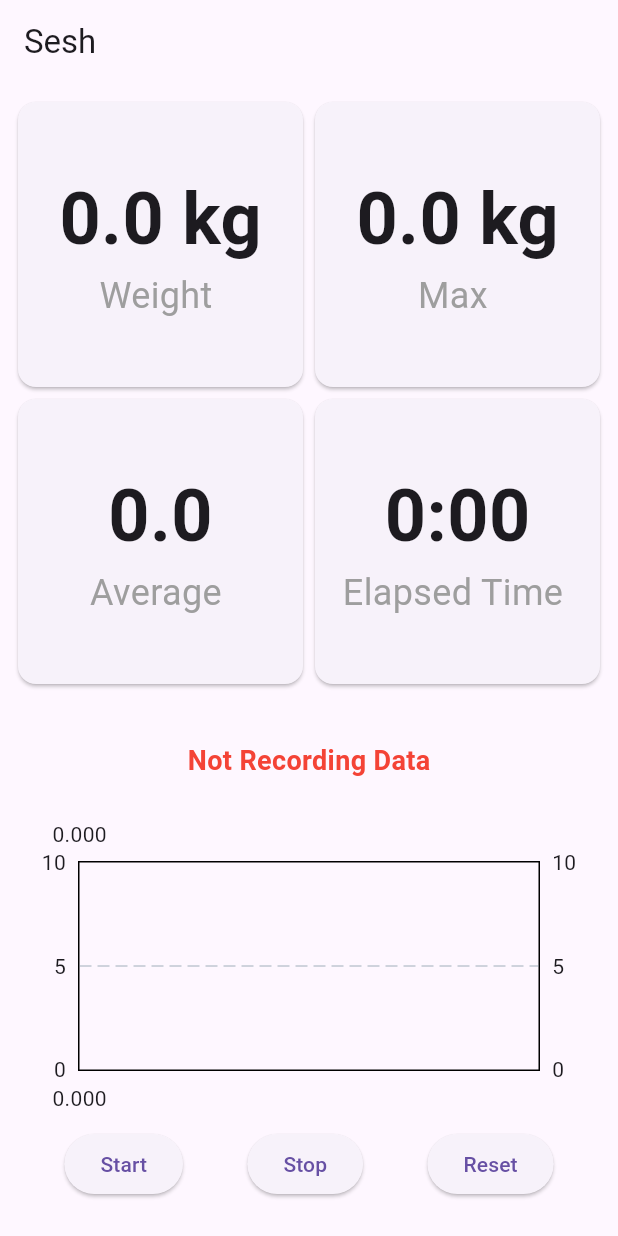
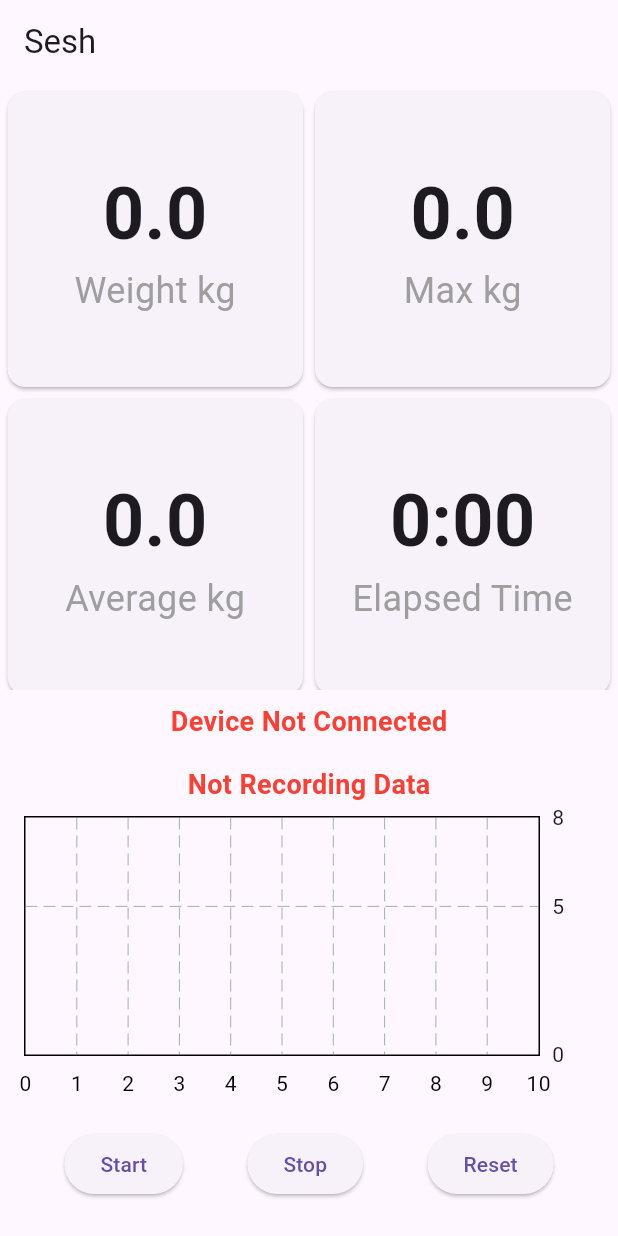
Before and after one commit to billykeyss/sesh-trainer, a Flutter app: the screen it shows after launch, on a phone screen of 412 x 824 dp. Run offline on Flutter 3.47's test engine with Material 3 defaults, Android fonts, the phone set to English and light mode, and no system bars; drawn by our look-alikes of fl_chart; our stand-ins replace flutter_blue, permission_handler.

Commit message:
Add time curve. Fix bug for release app

```diff
--- a/lib/screens/home_screen.dart
+++ b/lib/screens/home_screen.dart
@@ -24,9 +24,11 @@ class _ScaleHomePageState extends State<ScaleHomePage> {
     Info.Pounds: 0.0
   }; // Map to store max weights
   double averageWeight = 0.0;
+  double totalLoad = 0.0; // Variable to store the Area Under the Curve (AUC)
   List<FlSpot> graphData = [];
   List<double> weightRecords = [];
   bool recordData = false;
+  int lastDataReceivedTime = 0;
   int lastUpdateTime = 0;
   String weightUnit = Info.Kilogram;
   Stopwatch stopwatch = Stopwatch(); // Stopwatch to track elapsed time
@@ -37,7 +39,7 @@ class _ScaleHomePageState extends State<ScaleHomePage> {
   void initState() {
     super.initState();
     requestPermissions();
-    scanForDevices();
+    Future.delayed(const Duration(seconds: 2), scanForDevices);
   }
 
   Future<void> requestPermissions() async {
@@ -49,6 +51,7 @@ class _ScaleHomePageState extends State<ScaleHomePage> {
     startScan((ResJson res) {
       if (res.code == 1) {
         setState(() {
+          lastDataReceivedTime = DateTime.now().millisecondsSinceEpoch;
           weight = max(res.data.weight / -100.0, 0.0);
           weightUnit = res.data.getUnitString();
           if (recordData) {
@@ -72,13 +75,27 @@ class _ScaleHomePageState extends State<ScaleHomePage> {
     setState(() {
       if (recordData) {
         int currentTime = DateTime.now().millisecondsSinceEpoch;
+
         if (currentTime - lastUpdateTime > 250) {
-          graphData.add(FlSpot(graphData.length.toDouble(), newWeight));
+          double elapsedTimeInSeconds = stopwatch.elapsedMilliseconds / 1000.0;
+          graphData.add(FlSpot(elapsedTimeInSeconds, newWeight));
           lastUpdateTime = currentTime;
         }
+
+        if (graphData.isNotEmpty) {
+          int timeDelta = currentTime - lastUpdateTime;
+
+          // Calculate the area under the curve (AUC) using the trapezoidal rule
+          double previousWeight = graphData.last.y;
+          double area =
+              ((previousWeight + newWeight) * 9.81 / 2) * (timeDelta / 1000.0);
+          totalLoad += area;
+        }
+
         if (newWeight > 0) {
           weightRecords.add(newWeight);
         }
+
         averageWeight = weightRecords.isNotEmpty
             ? double.parse(
                 (weightRecords.reduce((a, b) => a + b) / weightRecords.length)
@@ -94,6 +111,7 @@ class _ScaleHomePageState extends State<ScaleHomePage> {
       graphData.clear();
       weightRecords.clear();
       averageWeight = 0.0;
+      totalLoad = 0.0; // Reset total load
       maxWeights = {
         Info.Kilogram: 0.0,
         Info.Pounds: 0.0
@@ -138,33 +156,50 @@ class _ScaleHomePageState extends State<ScaleHomePage> {
       body: Column(
         children: [
           Flexible(
-            flex: 12, // Adjust this flex value based on your needs
+            flex: 8, // Adjust this flex value based on your needs
             child: GridView.count(
               crossAxisCount: 2,
               childAspectRatio: 1,
-              padding: const EdgeInsets.all(8.0),
+              padding: const EdgeInsets.all(1.0),
               children: [
                 DisplayCard(
                     title: 'Weight',
-                    value: '${weight?.toStringAsFixed(1) ?? '0.0'} $weightUnit',
-                    unit: ''),
+                    value: '${weight?.toStringAsFixed(1) ?? '0.0'}',
+                    unit: weightUnit),
                 DisplayCard(
                     title: 'Max',
                     value:
-                        '${maxWeights[weightUnit]?.toStringAsFixed(1) ?? '0.0'} $weightUnit',
-                    unit: ''),
+                        '${maxWeights[weightUnit]?.toStringAsFixed(1) ?? '0.0'}',
+                    unit: weightUnit),
                 DisplayCard(
-                    title: 'Average', value: '$averageWeight', unit: ''),
+                    title: 'Average',
+                    value: '$averageWeight',
+                    unit: weightUnit),
                 DisplayCard(
                     title: 'Elapsed Time',
                     value: formatElapsedTime(stopwatch.elapsed),
                     unit: ''),
+                // DisplayCard(
+                //     title: 'Total Load (AUC)',
+                //     value: '${totalLoad.toStringAsFixed(2)}',
+                //     unit: '$weightUnit*s'),
               ],
+            ),
+          ),
+          Padding(
+            padding: const EdgeInsets.all(8.0),
+            child: Text(
+              DateTime.now().millisecondsSinceEpoch - lastDataReceivedTime < 100000 ? 'Device Connected' : 'Device Not Connected',
+              style: TextStyle(
+                fontSize: 18,
+                fontWeight: FontWeight.bold,
+                color: DateTime.now().millisecondsSinceEpoch - lastDataReceivedTime < 100000 ? Colors.green : Colors.red,
+              ),
             ),
           ),
           // Indicator text for recordData
           Padding(
-            padding: const EdgeInsets.all(16.0),
+            padding: const EdgeInsets.all(8.0),
             child: Text(
               recordData ? 'Recording Data' : 'Not Recording Data',
               style: TextStyle(
@@ -175,7 +210,8 @@ class _ScaleHomePageState extends State<ScaleHomePage> {
             ),
           ),
           Padding(
-            padding: const EdgeInsets.all(8.0),
+            padding:
+                const EdgeInsets.only(bottom: 8.0, right: 8.0, left: 16.0, top: 0.0),
             child: WeightGraph(graphData: graphData),
           ),
           // Row to place buttons side by side
--- a/lib/widgets/display_card.dart
+++ b/lib/widgets/display_card.dart
@@ -12,14 +12,17 @@ class DisplayCard extends StatelessWidget {
     return Card(
       child: Column(
         mainAxisAlignment: MainAxisAlignment.center,
+        crossAxisAlignment: CrossAxisAlignment.center, // Center text horizontally
         children: [
           Text(
             value,
             style: TextStyle(fontSize: 48, fontWeight: FontWeight.bold),
+            textAlign: TextAlign.center, // Center text horizontally within the Text widget
           ),
           Text(
             '$title $unit',
             style: TextStyle(fontSize: 24, color: Colors.grey),
+            textAlign: TextAlign.center, // Center text horizontally within the Text widget
           ),
         ],
       ),
--- a/lib/widgets/weight_graph.dart
+++ b/lib/widgets/weight_graph.dart
@@ -6,23 +6,59 @@ class WeightGraph extends StatelessWidget {
 
   WeightGraph({required this.graphData});
 
+  double roundToNearest10(double value) {
+    return (value / 10).round() * 10.0;
+  }
+
   @override
   Widget build(BuildContext context) {
     double minY = 0;
     double maxY = 5;
 
     if (graphData.isNotEmpty) {
-      double dataMaxY = graphData.map((spot) => spot.y).reduce((a, b) => a > b ? a : b);
+      double dataMaxY =
+          graphData.map((spot) => spot.y).reduce((a, b) => a > b ? a : b);
       maxY = dataMaxY > 5 ? dataMaxY : 5; // Ensure maxY is at least 5
     }
 
+    double maxX = graphData.isNotEmpty
+        ? roundToNearest10(graphData.last.x + 5)
+        : 10.0; // Ensure there's a default value that's a multiple of 10
+
+    double interval = (maxX - 0) / 10;
     return SizedBox(
       height: 200,
       child: LineChart(
         LineChartData(
-          gridData: FlGridData(show: true),
+          gridData: const FlGridData(show: true),
           borderData: FlBorderData(show: true),
-          titlesData: FlTitlesData(show: true),
+          titlesData: FlTitlesData(
+            leftTitles: const AxisTitles(
+              sideTitles: SideTitles(showTitles: false),
+            ),
+            bottomTitles: AxisTitles(
+              sideTitles: SideTitles(
+                showTitles: true,
+                reservedSize: 40, // Space reserved for bottom titles
+                interval: interval,
+                getTitlesWidget: (value, meta) {
+                  return SideTitleWidget(
+                    axisSide: meta.axisSide,
+                    child: Text(
+                      value.toInt().toString(),
+                      style: const TextStyle(
+                        fontSize: 14,
+                        color: Colors.black,
+                      ),
+                    ),
+                  );
+                },
+              ),
+            ),
+            topTitles: const AxisTitles(
+              sideTitles: SideTitles(showTitles: false),
+            ),
+          ),
           lineBarsData: [
             LineChartBarData(
               spots: graphData,
@@ -33,7 +69,11 @@ class WeightGraph extends StatelessWidget {
             ),
           ],
           minY: minY,
-          maxY: maxY + 5,
+          maxY: (maxY + 2.5).roundToDouble(),
+          minX: 0,
+          maxX: graphData.isNotEmpty
+              ? roundToNearest10(graphData.last.x + 5)
+              : 10.0,
         ),
       ),
     );
```
